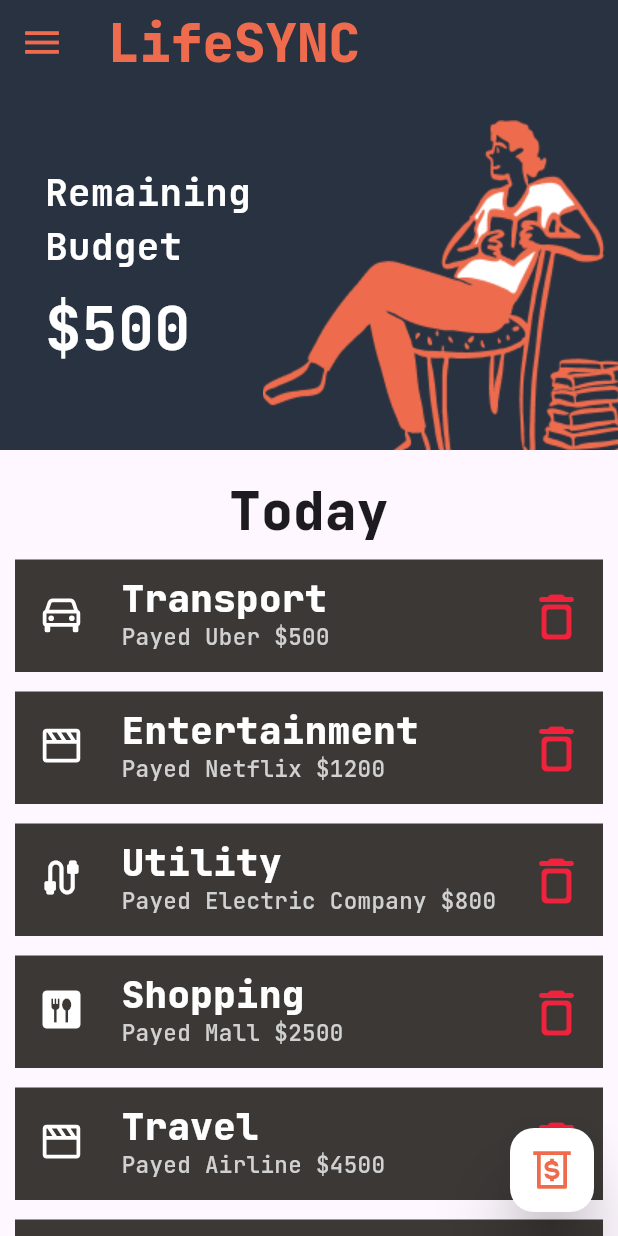
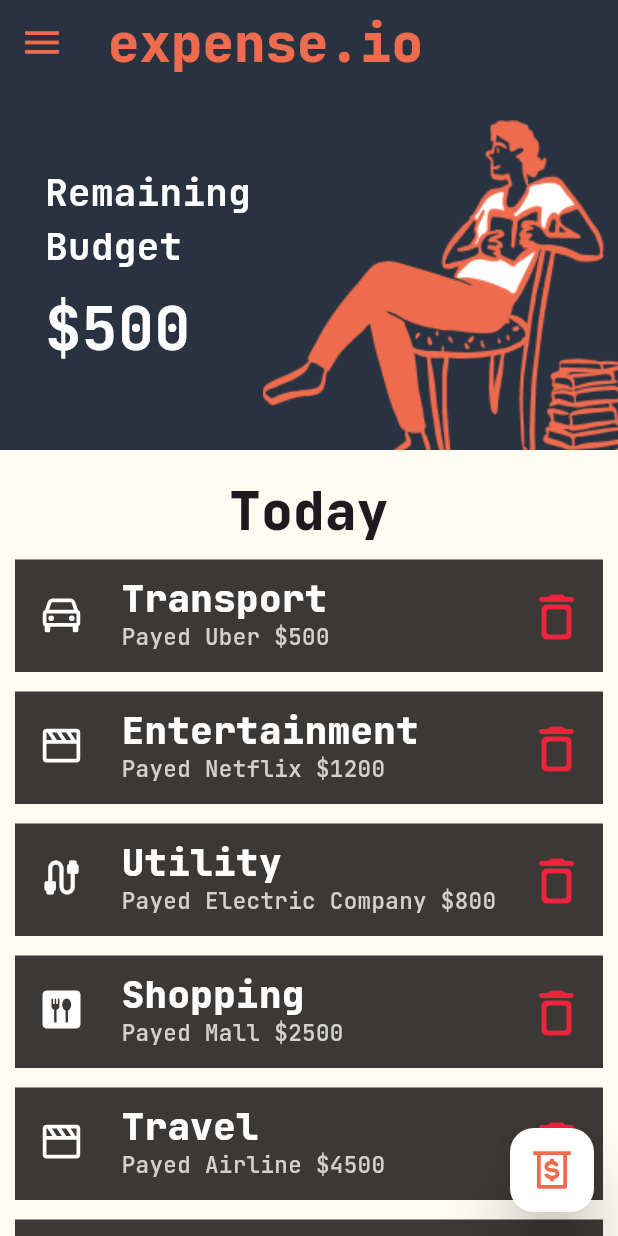
Before and after one commit to all-coder/expense.io, a Flutter app: the screen it shows after launch, on a phone screen of 412 x 824 dp. Run offline on Flutter 3.47's test engine with Material 3 defaults, Android fonts, the phone set to English and light mode, and no system bars; our stand-ins replace google_fonts, icons_plus.

```diff
--- a/lib/screens/expense_add.dart
+++ b/lib/screens/expense_add.dart
@@ -33,6 +33,7 @@ class _ExpenseAddState extends State<ExpenseAdd> {
   @override
   Widget build(BuildContext context) {
     return Scaffold(
+      backgroundColor: const Color(0xfffffcf2),
       appBar: PreferredSize(
         preferredSize: const Size.fromHeight(70),
         child: AppBar(
--- a/lib/screens/home.dart
+++ b/lib/screens/home.dart
@@ -10,6 +10,7 @@ class Home extends StatelessWidget {
   @override
   Widget build(BuildContext context) {
     return Scaffold(
+      backgroundColor: const Color(0xfffffcf2),
       floatingActionButton: FloatingActionButton(
         backgroundColor: Colors.white,
         elevation: 20,
@@ -29,7 +30,7 @@ class Home extends StatelessWidget {
               SliverAppBar(
                 backgroundColor: const Color(0xff293241),
                 title: Text(
-                  "LifeSYNC",
+                  "expense.io",
                   style: GoogleFonts.jetBrainsMono(
                     fontSize: 35,
                     fontWeight: FontWeight.w800,
```
